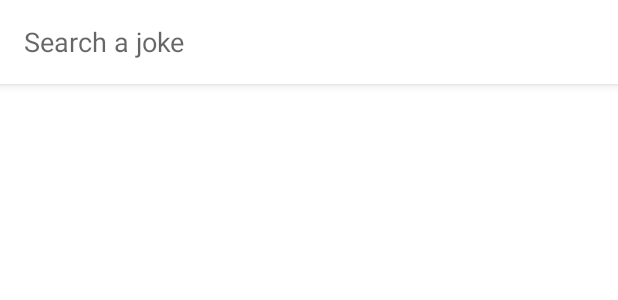
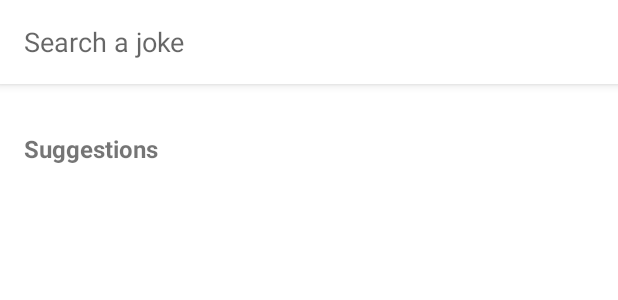
Before and after one commit to igorvilela28/Chuck-Norris-Facts, an Android app: the layout activity_search_joke.xml on its own in the app's theme, with its tools: preview values and no code run, on a phone screen of 412 x 824 dp. Shown: the top 300 px of the screen. Run offline under Robolectric (Android 15) with nearby library versions, the phone set to English and light mode, and no system bars.

Commit message:
Show chips for jokes categories on search screen

```diff
--- a/app/src/main/java/com/igorvd/chuckfacts/di/features/CategoryModule.kt
+++ b/app/src/main/java/com/igorvd/chuckfacts/di/domain/CategoryModule.kt
@@ -1,4 +1,4 @@
-package com.igorvd.chuckfacts.di.features
+package com.igorvd.chuckfacts.di.domain
 
 
 import com.igorvd.chuckfacts.data.jokes.local.JokeCategoryLocalDataSource
--- a/app/src/main/res/layout/activity_search_joke.xml
+++ b/app/src/main/res/layout/activity_search_joke.xml
@@ -1,14 +1,12 @@
 <?xml version="1.0" encoding="utf-8"?>
-<androidx.constraintlayout.widget.ConstraintLayout
-    xmlns:android="http://schemas.android.com/apk/res/android"
+<androidx.constraintlayout.widget.ConstraintLayout xmlns:android="http://schemas.android.com/apk/res/android"
     xmlns:app="http://schemas.android.com/apk/res-auto"
     xmlns:tools="http://schemas.android.com/tools"
     android:layout_width="match_parent"
     android:layout_height="match_parent"
     tools:context="com.igorvd.chuckfacts.features.jokes.JokesActivity">
 
-    <androidx.appcompat.widget.Toolbar
-        xmlns:android="http://schemas.android.com/apk/res/android"
+    <androidx.appcompat.widget.Toolbar xmlns:android="http://schemas.android.com/apk/res/android"
         android:id="@+id/toolbar"
         android:layout_width="match_parent"
         android:layout_height="@dimen/material_layout_app_bar_height"
@@ -30,4 +28,38 @@
 
     </androidx.appcompat.widget.Toolbar>
 
+    <androidx.core.widget.NestedScrollView
+        android:layout_width="0dp"
+        android:layout_height="0dp"
+        android:clipToPadding="false"
+        android:padding="@dimen/margin_padding_medium"
+        app:layout_constraintBottom_toBottomOf="parent"
+        app:layout_constraintEnd_toEndOf="parent"
+        app:layout_constraintStart_toStartOf="parent"
+        app:layout_constraintTop_toBottomOf="@+id/toolbar">
+
+        <LinearLayout
+            android:layout_width="match_parent"
+            android:layout_height="wrap_content"
+            android:orientation="vertical">
+
+            <TextView
+                android:layout_width="wrap_content"
+                android:layout_height="wrap_content"
+                android:layout_marginTop="@dimen/margin_padding_medium"
+                android:text="@string/search_suggestions"
+                android:textSize="@dimen/text_medium"
+                android:textStyle="bold" />
+
+            <com.google.android.material.chip.ChipGroup
+                android:id="@+id/chipGroup"
+                android:layout_width="match_parent"
+                android:layout_height="wrap_content"
+                android:layout_marginTop="@dimen/margin_padding_medium" />
+
+        </LinearLayout>
+
+    </androidx.core.widget.NestedScrollView>
+
+
 </androidx.constraintlayout.widget.ConstraintLayout>
--- a/app/src/main/res/values/strings.xml
+++ b/app/src/main/res/values/strings.xml
@@ -1,4 +1,6 @@
 <resources>
     <string name="app_name">BaseProject</string>
+
     <string name="search_joke_hint">Search a joke</string>
+    <string name="search_suggestions">Suggestions</string>
 </resources>
--- a/app/src/main/res/values/styles.xml
+++ b/app/src/main/res/values/styles.xml
@@ -15,6 +15,9 @@
         <item name="android:background">@color/material_grey500</item>
     </style>
 
+    <style name="ChipTextStyle">
+        <item name="android:textSize">@dimen/text_small</item>
+    </style>
 
 
 
--- a/data/build.gradle
+++ b/data/build.gradle
@@ -40,7 +40,7 @@ dependencies {
     implementation fileTree(dir: 'libs', include: ['*.jar'])
     implementation project(':domain')
 
-    dataDependencies.each { v -> implementation v }
+    dataDependencies.each { v -> api v }
     dataKapt.each { v -> kapt v }
 
     //network
```
Also changed, not shown: app/src/main/java/com/igorvd/chuckfacts/di/core/BuilderModule.kt (+10 -4 lines), app/src/main/java/com/igorvd/chuckfacts/di/features/SearchJokeModule.kt (added, +19 -0 lines), app/src/main/java/com/igorvd/chuckfacts/features/search/SearchJokeActivity.kt (+37 -2 lines), app/src/main/java/com/igorvd/chuckfacts/features/search/SearchJokeViewModel.kt (added, +23 -0 lines), app/src/main/java/com/igorvd/chuckfacts/utils/extensions/ViewGroupExtensions.kt (+16 -0 lines), app/src/main/java/com/igorvd/chuckfacts/utils/lifecycle/LifecycleJob.kt (added, +39 -0 lines).
